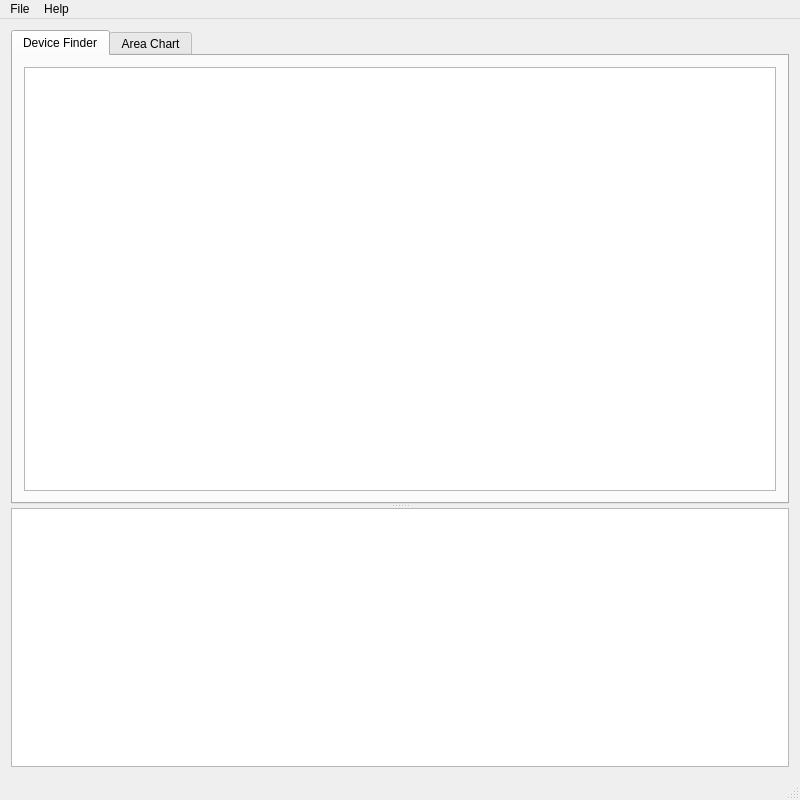
Before: the Qt Designer form mainwindow.ui in vintop95/server_esp32_pds, drawn with Qt 5.
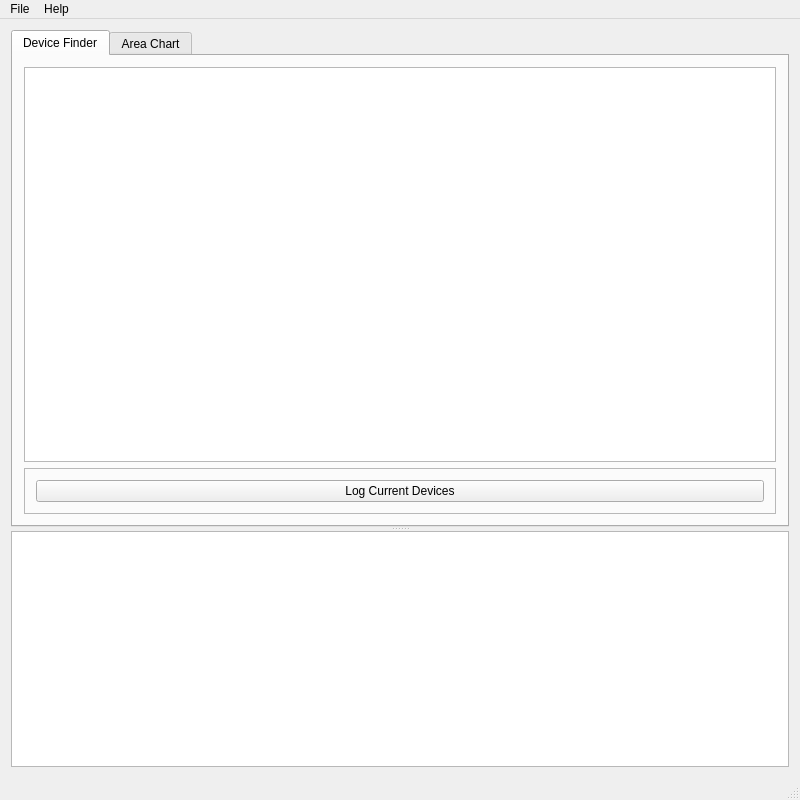
After: the same form once the commit is applied. Custom widgets are drawn as their Qt base class.

Patch:
```diff
--- a/mainwindow.ui
+++ b/mainwindow.ui
@@ -48,6 +48,31 @@
            </property>
           </widget>
          </item>
+         <item row="1" column="0">
+          <widget class="QFrame" name="frame">
+           <property name="frameShape">
+            <enum>QFrame::StyledPanel</enum>
+           </property>
+           <property name="frameShadow">
+            <enum>QFrame::Raised</enum>
+           </property>
+           <layout class="QVBoxLayout" name="verticalLayout_2">
+            <item>
+             <widget class="QPushButton" name="logCurrentDevices">
+              <property name="sizePolicy">
+               <sizepolicy hsizetype="Preferred" vsizetype="Fixed">
+                <horstretch>0</horstretch>
+                <verstretch>0</verstretch>
+               </sizepolicy>
+              </property>
+              <property name="text">
+               <string>Log Current Devices</string>
+              </property>
+             </widget>
+            </item>
+           </layout>
+          </widget>
+         </item>
         </layout>
        </widget>
        <widget class="QWidget" name="tab_2">
```
